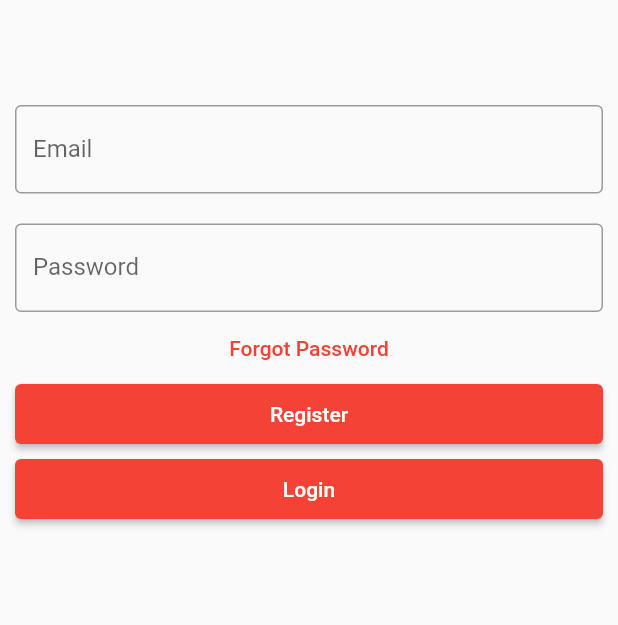
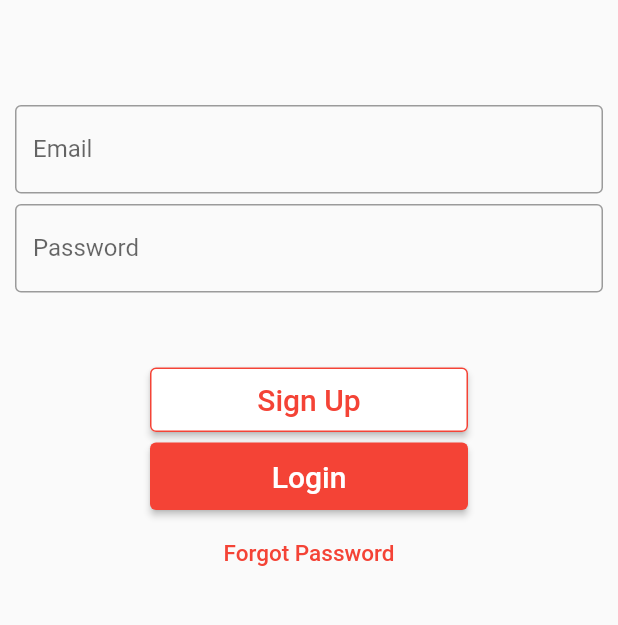
Before and after one commit to gracetholl/digitalHealth, a Flutter app: the screen it shows after launch, on a phone screen of 412 x 824 dp, the part 339-964 px from its top. Run offline on Flutter 3.47's test engine with Material 2 defaults, Android fonts, the phone set to English and light mode, and no system bars; our stand-ins replace firebase_auth, firebase_core; accounts and stored records are empty.

Commit message:
adjusted login page

```diff
--- a/lib/main.dart
+++ b/lib/main.dart
@@ -52,7 +52,7 @@
             Image.asset("assets/images/logo.png", width: 20, height: 70),
             Container(padding: const EdgeInsets.only(bottom: 60)),
             Container(
-              padding: const EdgeInsets.all(10),
+              padding: const EdgeInsets.fromLTRB(10, 10, 10, 7),
               child: TextField(
                 controller: nameController,
                 decoration: const InputDecoration(
@@ -62,7 +62,7 @@
               ),
             ),
             Container(
-              padding: const EdgeInsets.fromLTRB(10, 10, 10, 0),
+              padding: const EdgeInsets.fromLTRB(10, 0, 10, 50),
               child: TextField(
                 obscureText: true,
                 controller: passwordController,
@@ -72,21 +72,16 @@
                 ),
               ),
             ),
-            TextButton(
-              onPressed: () {
-                FirebaseAuth.instance
-                    .sendPasswordResetEmail(email: nameController.text);
-                //forgot password screen
-              },
-              child: const Text(
-                'Forgot Password',
-              ),
-            ),
+
+
             Container(
                 height: 50,
-                padding: const EdgeInsets.fromLTRB(10, 0, 10, 10),
+                padding: const EdgeInsets.fromLTRB(100, 0, 100, 7),
                 child: ElevatedButton(
-                  child: const Text('Register'),
+                    style: ElevatedButton.styleFrom(
+                        primary:Colors.white,
+                        side: BorderSide(width: 1.0, color: Colors.red)),
+                  child: const Text('Sign Up', style: TextStyle(color:Colors.red, fontSize:20)),
                   onPressed: () {
                     print(nameController.text);
                     print(passwordController.text);
@@ -99,11 +94,12 @@
                             builder: (context) => new HomePage()));
                   },
                 )),
+
             Container(
                 height: 50,
-                padding: const EdgeInsets.fromLTRB(10, 0, 10, 10),
+                padding: const EdgeInsets.fromLTRB(100, 0, 100, 5),
                 child: ElevatedButton(
-                  child: const Text('Login'),
+                  child: const Text('Login', style: TextStyle(fontSize:20)),
                   onPressed: () {
                     print(nameController.text);
                     print(passwordController.text);
@@ -116,6 +112,17 @@
                             builder: (context) => new HomePage()));
                   },
                 )),
+            TextButton(
+              onPressed: () {
+                FirebaseAuth.instance
+                    .sendPasswordResetEmail(email: nameController.text);
+                //forgot password screen
+              },
+              child: const Text(
+                'Forgot Password',
+                  style: TextStyle(fontSize:15)
+              ),
+            ),
           ],
         ));
   }
```
